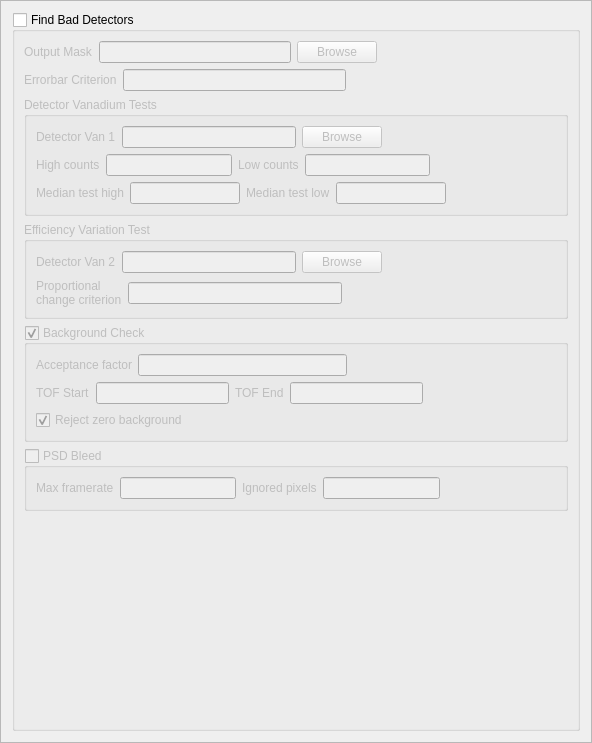
This is Code/Mantid/scripts/Interface/ui/inelastic/dgs_diagnose_detectors.ui in mantidproject/mantid as Qt 5 draws it before an edit. The edited form follows.
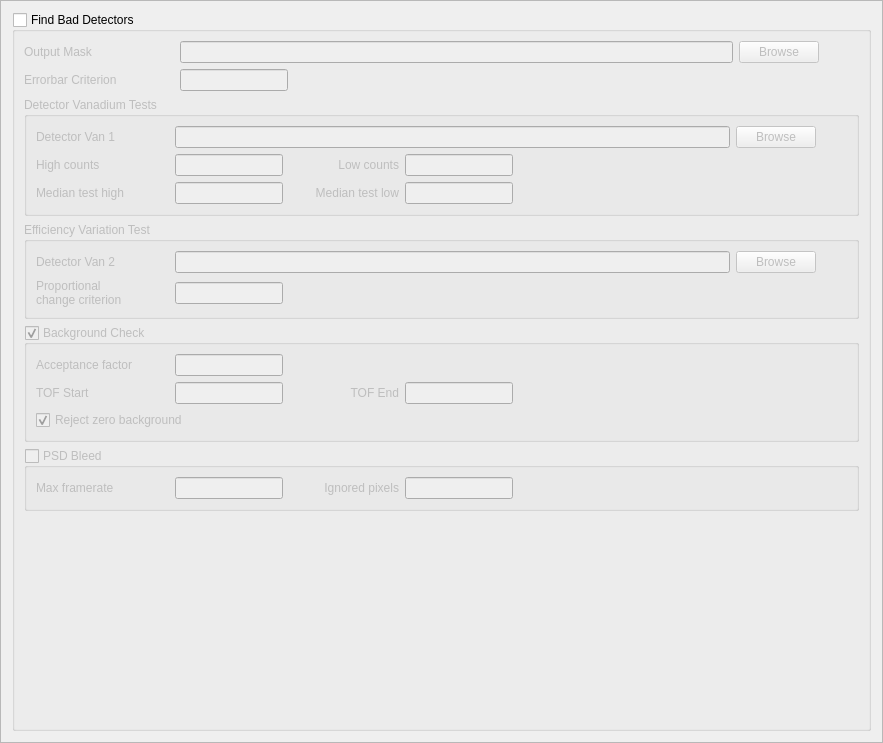
This is the edited form.

Commit message: Re #5454 Make DGS UI prettier

Diff of the .ui file:
```diff
--- a/Code/Mantid/scripts/Interface/ui/inelastic/dgs_diagnose_detectors.ui
+++ b/Code/Mantid/scripts/Interface/ui/inelastic/dgs_diagnose_detectors.ui
@@ -6,7 +6,7 @@
    <rect>
     <x>0</x>
     <y>0</y>
-    <width>592</width>
+    <width>883</width>
     <height>743</height>
    </rect>
   </property>
@@ -36,6 +36,12 @@
        <layout class="QHBoxLayout" name="horizontalLayout">
         <item>
          <widget class="QLabel" name="output_mask_label">
+          <property name="minimumSize">
+           <size>
+            <width>150</width>
+            <height>0</height>
+           </size>
+          </property>
           <property name="text">
            <string>Output Mask</string>
           </property>
@@ -56,6 +62,9 @@
           <property name="orientation">
            <enum>Qt::Horizontal</enum>
           </property>
+          <property name="sizeType">
+           <enum>QSizePolicy::Fixed</enum>
+          </property>
           <property name="sizeHint" stdset="0">
            <size>
             <width>40</width>
@@ -70,13 +79,32 @@
        <layout class="QHBoxLayout" name="horizontalLayout_2">
         <item>
          <widget class="QLabel" name="errorbar_crit_label">
+          <property name="minimumSize">
+           <size>
+            <width>150</width>
+            <height>0</height>
+           </size>
+          </property>
           <property name="text">
            <string>Errorbar Criterion</string>
           </property>
          </widget>
         </item>
         <item>
-         <widget class="QLineEdit" name="errorbar_crit_edit"/>
+         <widget class="QLineEdit" name="errorbar_crit_edit">
+          <property name="sizePolicy">
+           <sizepolicy hsizetype="Fixed" vsizetype="Fixed">
+            <horstretch>0</horstretch>
+            <verstretch>0</verstretch>
+           </sizepolicy>
+          </property>
+          <property name="maximumSize">
+           <size>
+            <width>16777215</width>
+            <height>16777215</height>
+           </size>
+          </property>
+         </widget>
         </item>
         <item>
          <spacer name="horizontalSpacer_2">
@@ -103,6 +131,12 @@
           <layout class="QHBoxLayout" name="horizontalLayout_3">
            <item>
             <widget class="QLabel" name="det_van1_label">
+             <property name="minimumSize">
+              <size>
+               <width>133</width>
+               <height>0</height>
+              </size>
+             </property>
              <property name="text">
               <string>Detector Van 1</string>
              </property>
@@ -123,9 +157,12 @@
              <property name="orientation">
               <enum>Qt::Horizontal</enum>
              </property>
+             <property name="sizeType">
+              <enum>QSizePolicy::Fixed</enum>
+             </property>
              <property name="sizeHint" stdset="0">
               <size>
-               <width>40</width>
+               <width>31</width>
                <height>20</height>
               </size>
              </property>
@@ -137,23 +174,52 @@
           <layout class="QHBoxLayout" name="horizontalLayout_4">
            <item>
             <widget class="QLabel" name="high_counts_label">
+             <property name="minimumSize">
+              <size>
+               <width>133</width>
+               <height>0</height>
+              </size>
+             </property>
              <property name="text">
               <string>High counts</string>
              </property>
             </widget>
            </item>
            <item>
-            <widget class="QLineEdit" name="high_counts_edit"/>
+            <widget class="QLineEdit" name="high_counts_edit">
+             <property name="sizePolicy">
+              <sizepolicy hsizetype="Fixed" vsizetype="Fixed">
+               <horstretch>0</horstretch>
+               <verstretch>0</verstretch>
+              </sizepolicy>
+             </property>
+            </widget>
            </item>
            <item>
             <widget class="QLabel" name="low_counts_label">
+             <property name="minimumSize">
+              <size>
+               <width>110</width>
+               <height>0</height>
+              </size>
+             </property>
              <property name="text">
               <string>Low counts</string>
              </property>
+             <property name="alignment">
+              <set>Qt::AlignRight|Qt::AlignTrailing|Qt::AlignVCenter</set>
+             </property>
             </widget>
            </item>
            <item>
-            <widget class="QLineEdit" name="low_counts_edit"/>
+            <widget class="QLineEdit" name="low_counts_edit">
+             <property name="sizePolicy">
+              <sizepolicy hsizetype="Fixed" vsizetype="Fixed">
+               <horstretch>0</horstretch>
+               <verstretch>0</verstretch>
+              </sizepolicy>
+             </property>
+            </widget>
            </item>
            <item>
             <spacer name="horizontalSpacer_4">
@@ -174,23 +240,52 @@
           <layout class="QHBoxLayout" name="horizontalLayout_5">
            <item>
             <widget class="QLabel" name="median_test_high_label">
+             <property name="minimumSize">
+              <size>
+               <width>133</width>
+               <height>0</height>
+              </size>
+             </property>
              <property name="text">
               <string>Median test high</string>
              </property>
             </widget>
            </item>
            <item>
-            <widget class="QLineEdit" name="median_test_high_edit"/>
+            <widget class="QLineEdit" name="median_test_high_edit">
+             <property name="sizePolicy">
+              <sizepolicy hsizetype="Fixed" vsizetype="Fixed">
+               <horstretch>0</horstretch>
+               <verstretch>0</verstretch>
+              </sizepolicy>
+             </property>
+            </widget>
            </item>
            <item>
             <widget class="QLabel" name="median_test_low_label">
+             <property name="minimumSize">
+              <size>
+               <width>110</width>
+               <height>0</height>
+              </size>
+             </property>
              <property name="text">
               <string>Median test low</string>
              </property>
+             <property name="alignment">
+              <set>Qt::AlignRight|Qt::AlignTrailing|Qt::AlignVCenter</set>
+             </property>
             </widget>
            </item>
            <item>
-            <widget class="QLineEdit" name="median_test_low_edit"/>
+            <widget class="QLineEdit" name="median_test_low_edit">
+             <property name="sizePolicy">
+              <sizepolicy hsizetype="Fixed" vsizetype="Fixed">
+               <horstretch>0</horstretch>
+               <verstretch>0</verstretch>
+              </sizepolicy>
+             </property>
+            </widget>
            </item>
            <item>
             <spacer name="horizontalSpacer_5">
@@ -220,6 +315,12 @@
           <layout class="QHBoxLayout" name="horizontalLayout_6">
            <item>
             <widget class="QLabel" name="det_van2_label">
+             <property name="minimumSize">
+              <size>
+               <width>133</width>
+               <height>0</height>
+              </size>
+             </property>
              <property name="text">
               <string>Detector Van 2</string>
              </property>
@@ -240,9 +341,12 @@
              <property name="orientation">
               <enum>Qt::Horizontal</enum>
              </property>
+             <property name="sizeType">
+              <enum>QSizePolicy::Fixed</enum>
+             </property>
              <property name="sizeHint" stdset="0">
               <size>
-               <width>40</width>
+               <width>31</width>
                <height>20</height>
               </size>
              </property>
@@ -254,6 +358,12 @@
           <layout class="QHBoxLayout" name="horizontalLayout_7">
            <item>
             <widget class="QLabel" name="prop_change_crit_label">
+             <property name="minimumSize">
+              <size>
+               <width>133</width>
+               <height>0</height>
+              </size>
+             </property>
              <property name="text">
               <string>Proportional
 change criterion</string>
@@ -261,7 +371,14 @@
             </widget>
            </item>
            <item>
-            <widget class="QLineEdit" name="prop_change_crit_edit"/>
+            <widget class="QLineEdit" name="prop_change_crit_edit">
+             <property name="sizePolicy">
+              <sizepolicy hsizetype="Fixed" vsizetype="Fixed">
+               <horstretch>0</horstretch>
+               <verstretch>0</verstretch>
+              </sizepolicy>
+             </property>
+            </widget>
            </item>
            <item>
             <spacer name="horizontalSpacer_7">
@@ -297,13 +414,26 @@
           <layout class="QHBoxLayout" name="horizontalLayout_8">
            <item>
             <widget class="QLabel" name="accept_factor_label">
+             <property name="minimumSize">
+              <size>
+               <width>133</width>
+               <height>0</height>
+              </size>
+             </property>
              <property name="text">
               <string>Acceptance factor</string>
              </property>
             </widget>
            </item>
            <item>
-            <widget class="QLineEdit" name="accept_factor_edit"/>
+            <widget class="QLineEdit" name="accept_factor_edit">
+             <property name="sizePolicy">
+              <sizepolicy hsizetype="Fixed" vsizetype="Fixed">
+               <horstretch>0</horstretch>
+               <verstretch>0</verstretch>
+              </sizepolicy>
+             </property>
+            </widget>
            </item>
            <item>
             <spacer name="horizontalSpacer_8">
@@ -324,23 +454,52 @@
           <layout class="QHBoxLayout" name="horizontalLayout_9">
            <item>
             <widget class="QLabel" name="tof_start_label">
+             <property name="minimumSize">
+              <size>
+               <width>133</width>
+               <height>0</height>
+              </size>
+             </property>
              <property name="text">
               <string>TOF Start</string>
              </property>
             </widget>
            </item>
            <item>
-            <widget class="QLineEdit" name="tof_start_edit"/>
+            <widget class="QLineEdit" name="tof_start_edit">
+             <property name="sizePolicy">
+              <sizepolicy hsizetype="Fixed" vsizetype="Fixed">
+               <horstretch>0</horstretch>
+               <verstretch>0</verstretch>
+              </sizepolicy>
+             </property>
+            </widget>
            </item>
            <item>
             <widget class="QLabel" name="tof_end_label">
+             <property name="minimumSize">
+              <size>
+               <width>110</width>
+               <height>0</height>
+              </size>
+             </property>
              <property name="text">
               <string>TOF End</string>
              </property>
+             <property name="alignment">
+              <set>Qt::AlignRight|Qt::AlignTrailing|Qt::AlignVCenter</set>
+             </property>
             </widget>
            </item>
            <item>
-            <widget class="QLineEdit" name="tof_end_edit"/>
+            <widget class="QLineEdit" name="tof_end_edit">
+             <property name="sizePolicy">
+              <sizepolicy hsizetype="Fixed" vsizetype="Fixed">
+               <horstretch>0</horstretch>
+               <verstretch>0</verstretch>
+              </sizepolicy>
+             </property>
+            </widget>
            </item>
            <item>
             <spacer name="horizontalSpacer_9">
@@ -403,23 +562,52 @@
           <layout class="QHBoxLayout" name="horizontalLayout_11">
            <item>
             <widget class="QLabel" name="max_framerate_label">
+             <property name="minimumSize">
+              <size>
+               <width>133</width>
+               <height>0</height>
+              </size>
+             </property>
              <property name="text">
               <string>Max framerate</string>
              </property>
             </widget>
            </item>
            <item>
-            <widget class="QLineEdit" name="max_framerate_edit"/>
+            <widget class="QLineEdit" name="max_framerate_edit">
+             <property name="sizePolicy">
+              <sizepolicy hsizetype="Fixed" vsizetype="Fixed">
+               <horstretch>0</horstretch>
+               <verstretch>0</verstretch>
+              </sizepolicy>
+             </property>
+            </widget>
            </item>
            <item>
             <widget class="QLabel" name="ignored_pixels_label">
+             <property name="minimumSize">
+              <size>
+               <width>110</width>
+               <height>0</height>
+              </size>
+             </property>
              <property name="text">
               <string>Ignored pixels</string>
              </property>
+             <property name="alignment">
+              <set>Qt::AlignRight|Qt::AlignTrailing|Qt::AlignVCenter</set>
+             </property>
             </widget>
            </item>
            <item>
-            <widget class="QLineEdit" name="ignored_pixels_edit"/>
+            <widget class="QLineEdit" name="ignored_pixels_edit">
+             <property name="sizePolicy">
+              <sizepolicy hsizetype="Fixed" vsizetype="Fixed">
+               <horstretch>0</horstretch>
+               <verstretch>0</verstretch>
+              </sizepolicy>
+             </property>
+            </widget>
            </item>
            <item>
             <spacer name="horizontalSpacer_11">
```
The commit also changes 7 other files.
